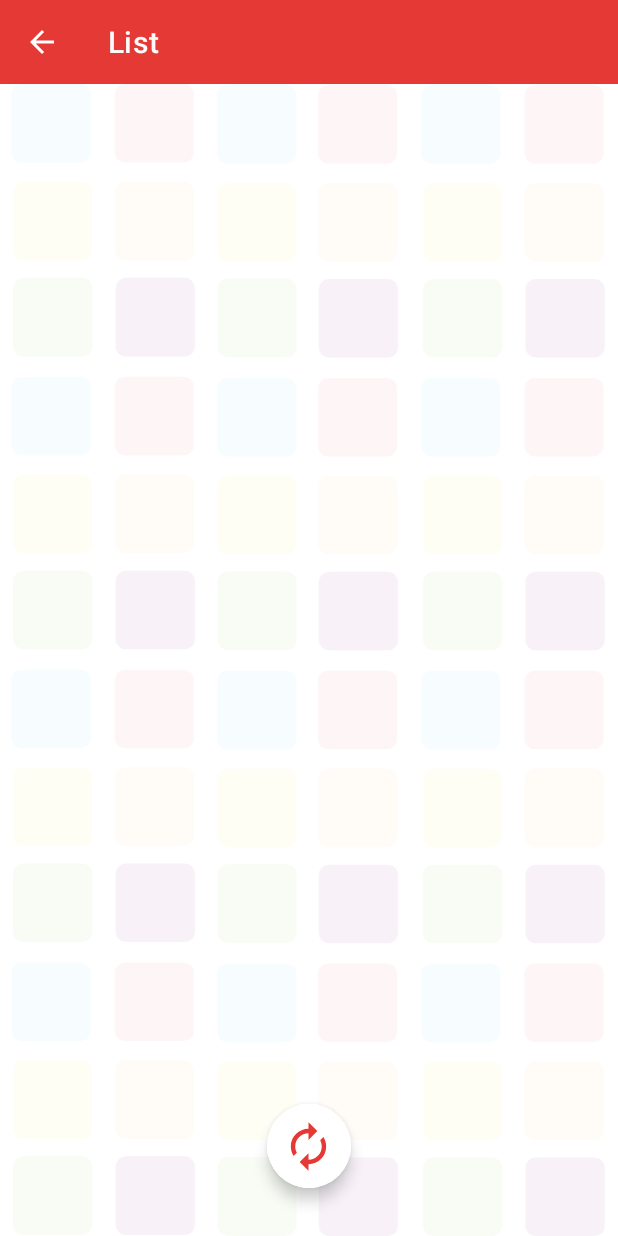
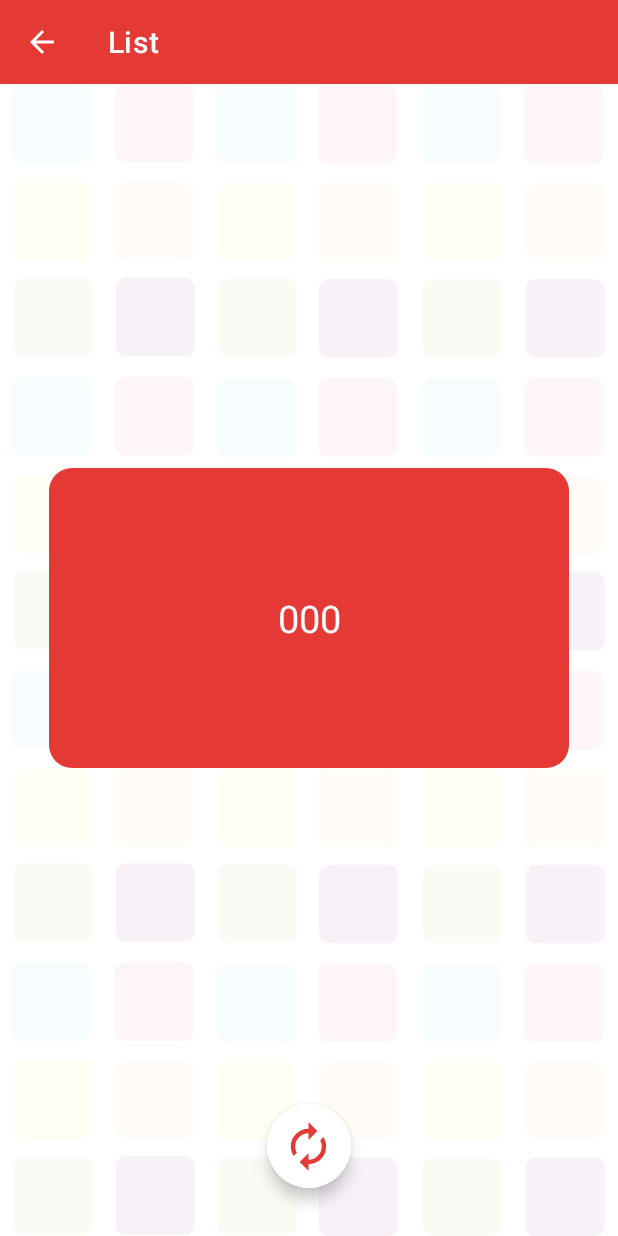
Before and after one commit to YaroslavGorbach-code/RandomGenerator, an Android app: the layout fragment_list.xml on its own in the app's theme, with its tools: preview values and no code run, on a phone screen of 412 x 824 dp. Run offline under Robolectric (Android 15) with nearby library versions, the phone set to English and light mode, and no system bars.

Commit message:
bug fix in list ui

```diff
--- a/app/src/main/java/com/example/yaroslavgorbach/randomizer/RandomListFragment.kt
+++ b/app/src/main/java/com/example/yaroslavgorbach/randomizer/RandomListFragment.kt
@@ -85,7 +85,7 @@ class RandomListFragment : Fragment() {
                 if (InputFilters.numberMaxMinFilter(maxValue)
                         && InputFilters.numberMaxMinFilter(minValue)
                         && InputFilters.numberMinBiggerThenMaxFilter(minValue, maxValue)
-                        && InputFilters.numberMaxMinFilter(numberOfResult)){
+                        && InputFilters.numberOfResultsFilter(numberOfResult)){
                             findNavController().navigate(RandomListFragmentDirections.actionRandomListFragmentToNumberFragment()
                             .setMaxValue(maxValue.text.toString().toLong())
                             .setMinValue(minValue.text.toString().toLong())
--- a/app/src/main/res/layout/fragment_list.xml
+++ b/app/src/main/res/layout/fragment_list.xml
@@ -20,38 +20,49 @@
         app:title="List"
         app:titleTextColor="#fafafa" />
 
+    <androidx.constraintlayout.widget.ConstraintLayout
+        android:layout_width="0dp"
+        android:layout_height="0dp"
+        android:elevation="10dp"
+        app:layout_constraintBottom_toTopOf="@+id/guideline3"
+        app:layout_constraintEnd_toStartOf="@+id/guideline5"
+        app:layout_constraintStart_toStartOf="@+id/guideline4"
+        app:layout_constraintTop_toTopOf="@+id/guideline2">
 
-    <TextView
+        <ScrollView
             android:id="@+id/finalItem"
             android:layout_width="0dp"
             android:layout_height="wrap_content"
-        android:minHeight="200dp"
-        android:maxHeight="400dp"
-        android:layout_marginStart="32dp"
-        android:scrollbars="none"
-        android:layout_marginEnd="32dp"
-        android:background="@drawable/final_item_list_bg"
-        android:text="rrrr"
+            android:background="@drawable/number_bg"
+            android:fillViewport="true"
             android:visibility="gone"
             tools:visibility="visible"
-        android:scaleY="0"
-        android:ellipsize="end"
-        android:scaleX="0"
-        tools:scaleY="1"
-        tools:scaleX="1"
-        android:elevation="10dp"
-        android:textSize="25sp"
-        android:gravity="center"
-        android:textColor="@color/white"
+            android:scrollbars="none"
             app:layout_constraintBottom_toBottomOf="parent"
             app:layout_constraintEnd_toEndOf="parent"
             app:layout_constraintStart_toStartOf="parent"
-        app:layout_constraintTop_toTopOf="parent" />
+            app:layout_constraintTop_toTopOf="parent"
+            app:layout_constraintVertical_chainStyle="packed">
+
+            <TextView
+                android:id="@+id/finalText"
+                android:layout_width="match_parent"
+                android:layout_height="wrap_content"
+                android:gravity="center"
+                android:padding="10dp"
+                android:minHeight="200dp"
+                android:text="000"
+                android:textColor="#fafafa"
+                android:textSize="25sp" />
+        </ScrollView>
+
+    </androidx.constraintlayout.widget.ConstraintLayout>
+
 
     <androidx.constraintlayout.widget.ConstraintLayout
+        android:id="@+id/background"
         android:layout_width="0dp"
         android:layout_height="0dp"
-        android:id="@+id/parentList"
         app:layout_constraintBottom_toBottomOf="parent"
         app:layout_constraintEnd_toEndOf="parent"
         app:layout_constraintStart_toStartOf="parent"
@@ -109,4 +120,35 @@
         app:layout_constraintBottom_toBottomOf="parent"
         app:layout_constraintEnd_toEndOf="parent"
         app:layout_constraintStart_toStartOf="parent" />
+
+
+
+    <androidx.constraintlayout.widget.Guideline
+        android:id="@+id/guideline2"
+        android:layout_width="wrap_content"
+        android:layout_height="wrap_content"
+        android:orientation="horizontal"
+        app:layout_constraintGuide_percent="0.15" />
+
+    <androidx.constraintlayout.widget.Guideline
+        android:id="@+id/guideline3"
+        android:layout_width="wrap_content"
+        android:layout_height="wrap_content"
+        android:orientation="horizontal"
+        app:layout_constraintGuide_percent="0.85" />
+
+    <androidx.constraintlayout.widget.Guideline
+        android:id="@+id/guideline4"
+        android:layout_width="wrap_content"
+        android:layout_height="wrap_content"
+        android:orientation="vertical"
+        app:layout_constraintGuide_percent="0.08" />
+
+    <androidx.constraintlayout.widget.Guideline
+        android:id="@+id/guideline5"
+        android:layout_width="wrap_content"
+        android:layout_height="wrap_content"
+        android:orientation="vertical"
+        app:layout_constraintGuide_percent="0.92" />
+
 </androidx.constraintlayout.widget.ConstraintLayout>
--- a/app/src/main/res/layout/fragment_number.xml
+++ b/app/src/main/res/layout/fragment_number.xml
@@ -57,7 +57,6 @@
                 android:layout_height="wrap_content"
                 android:gravity="center"
                 android:padding="30dp"
-                android:text="000"
                 android:textColor="#fafafa"
                 android:textSize="100sp" />
         </ScrollView>
```
Also changed, not shown: app/src/main/java/com/example/yaroslavgorbach/randomizer/InputFilters.kt (+10 -0 lines), app/src/main/java/com/example/yaroslavgorbach/randomizer/list/AnimatorList.kt (+8 -8 lines), app/src/main/java/com/example/yaroslavgorbach/randomizer/list/ListFragment.kt (+10 -7 lines), app/src/main/java/com/example/yaroslavgorbach/randomizer/number/NumberFragment.kt (+0 -8 lines). Lines whose indentation alone changed are shown as unchanged.
